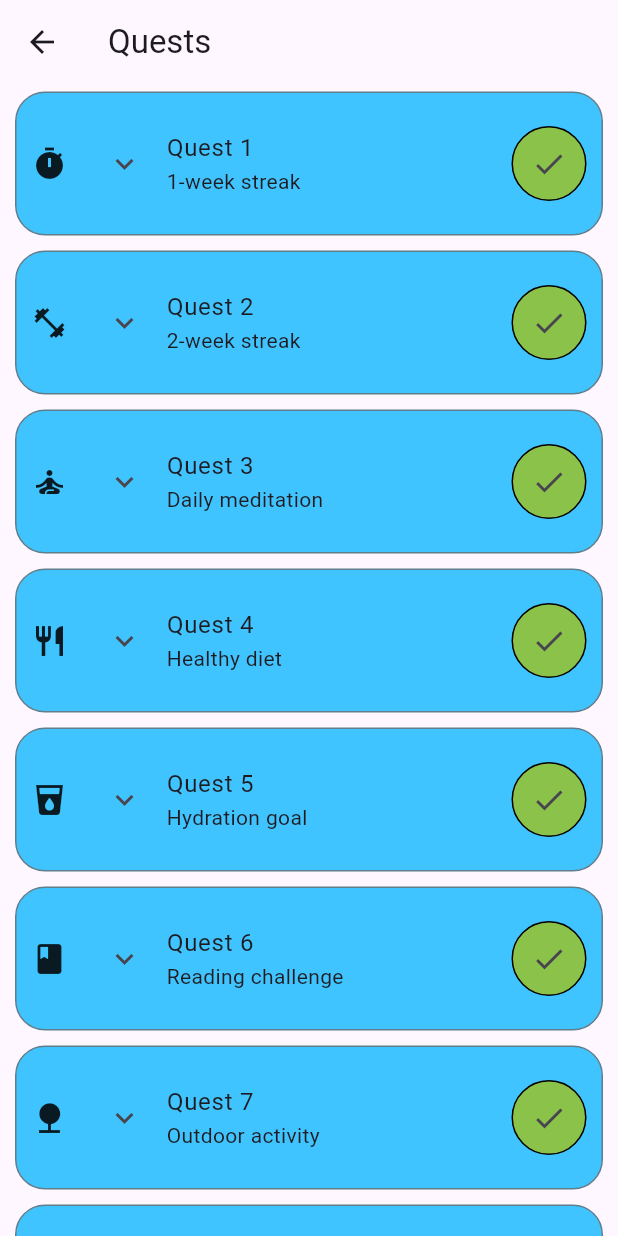
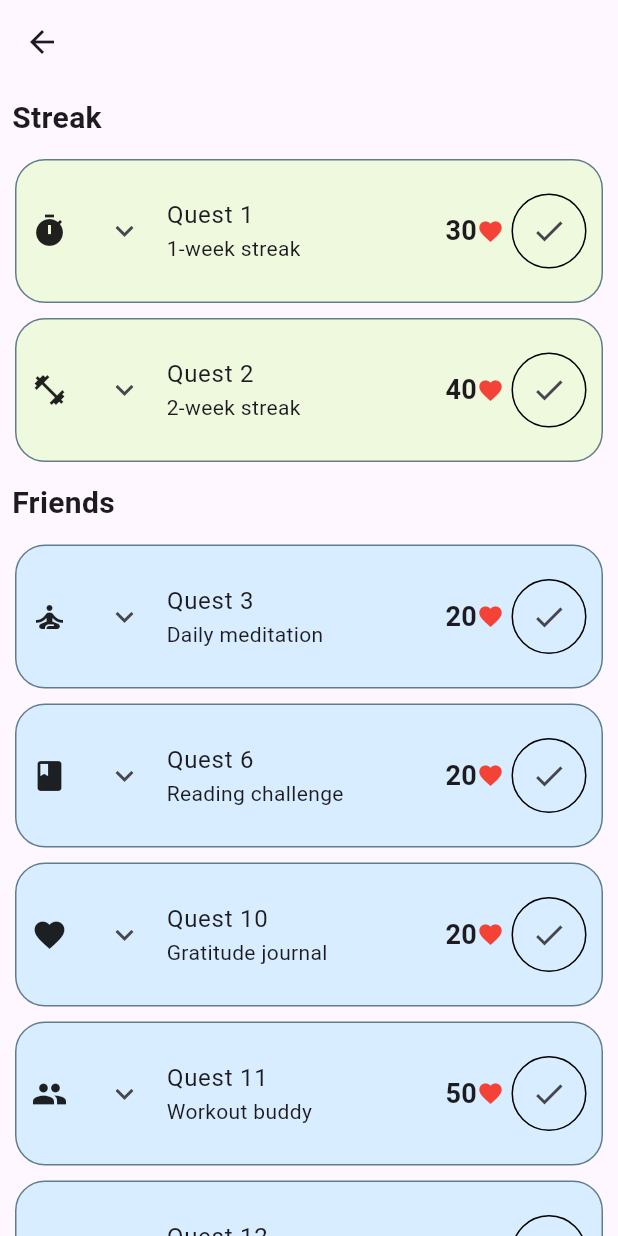
Before and after one commit to pedrotemtem/lifepulse, a Flutter app: the Quests screen opened directly, on a phone screen of 412 x 824 dp. Run offline on Flutter 3.47's test engine with Material 3 defaults, Android fonts, the phone set to English and light mode, and no system bars.

Commit message:
Added Groups, Heart indicators

```diff
--- a/lib/states/quests.dart
+++ b/lib/states/quests.dart
@@ -7,7 +7,6 @@ class Quests extends StatelessWidget {
   Widget build(BuildContext context) {
     return Scaffold(
       appBar: AppBar(
-        title: const Text('Quests'),
       ),
       body: const ExpansionTileExample(),
     );
@@ -23,17 +22,26 @@ class ExpansionTileExample extends StatefulWidget {
 
 class _ExpansionTileExampleState extends State<ExpansionTileExample> {
   final List<Map<String, dynamic>> _quests = [
-    {'title': 'Quest 1', 'subtitle': '1-week streak', 'description': 'Complete the 30 minute timer 7 days in a row!', 'icon': Icons.timer},
-    {'title': 'Quest 2', 'subtitle': '2-week streak', 'description': 'Complete 10 exercises in two weeks!', 'icon': Icons.fitness_center},
-    {'title': 'Quest 3', 'subtitle': 'Daily meditation', 'description': 'Meditate for 10 minutes each day for a week.', 'icon': Icons.self_improvement},
-    {'title': 'Quest 4', 'subtitle': 'Healthy diet', 'description': 'Eat at least 5 servings of vegetables daily for a week.', 'icon': Icons.restaurant},
-    {'title': 'Quest 5', 'subtitle': 'Hydration goal', 'description': 'Drink 8 glasses of water every day for a week.', 'icon': Icons.local_drink},
-    {'title': 'Quest 6', 'subtitle': 'Reading challenge', 'description': 'Read for at least 20 minutes each day for a week.', 'icon': Icons.book},
-    {'title': 'Quest 7', 'subtitle': 'Outdoor activity', 'description': 'Spend 30 minutes outside every day for a week.', 'icon': Icons.nature},
-    {'title': 'Quest 8', 'subtitle': 'Sleep goal', 'description': 'Get at least 7 hours of sleep every night for a week.', 'icon': Icons.bedtime},
-    {'title': 'Quest 9', 'subtitle': 'Digital detox', 'description': 'Limit screen time to 2 hours daily for a week.', 'icon': Icons.phonelink_erase},
-    {'title': 'Quest 10', 'subtitle': 'Gratitude journal', 'description': 'Write down three things you are grateful for each day for a week.', 'icon': Icons.favorite},
+    {'title': 'Quest 1', 'subtitle': '1-week streak', 'description': 'Complete the 30 minute timer 7 days in a row!', 'icon': Icons.timer, 'group': 'Streak', 'hearts': 30},
+    {'title': 'Quest 2', 'subtitle': '2-week streak', 'description': 'Complete 10 exercises in two weeks!', 'icon': Icons.fitness_center, 'group': 'Streak', 'hearts': 40},
+    {'title': 'Quest 3', 'subtitle': 'Daily meditation', 'description': 'Meditate for 10 minutes each day for a week.', 'icon': Icons.self_improvement, 'group': 'Friends', 'hearts': 20},
+    {'title': 'Quest 4', 'subtitle': 'Healthy diet', 'description': 'Eat at least 5 servings of vegetables daily for a week.', 'icon': Icons.restaurant, 'group': 'Health', 'hearts': 25},
+    {'title': 'Quest 5', 'subtitle': 'Hydration goal', 'description': 'Drink 8 glasses of water every day for a week.', 'icon': Icons.local_drink, 'group': 'Health', 'hearts': 15},
+    {'title': 'Quest 6', 'subtitle': 'Reading challenge', 'description': 'Read for at least 20 minutes each day for a week.', 'icon': Icons.book, 'group': 'Friends', 'hearts': 20},
+    {'title': 'Quest 7', 'subtitle': 'Outdoor activity', 'description': 'Spend 30 minutes outside every day for a week.', 'icon': Icons.nature, 'group': 'Health', 'hearts': 30},
+    {'title': 'Quest 8', 'subtitle': 'Sleep goal', 'description': 'Get at least 7 hours of sleep every night for a week.', 'icon': Icons.bedtime, 'group': 'Health', 'hearts': 35},
+    {'title': 'Quest 9', 'subtitle': 'Digital detox', 'description': 'Limit screen time to 2 hours daily for a week.', 'icon': Icons.phonelink_erase, 'group': 'Health', 'hearts': 25},
+    {'title': 'Quest 10', 'subtitle': 'Gratitude journal', 'description': 'Write down three things you are grateful for each day for a week.', 'icon': Icons.favorite, 'group': 'Friends', 'hearts': 20},
+    {'title': 'Quest 11', 'subtitle': 'Workout buddy', 'description': 'Exercise with a friend three times a week for a month.', 'icon': Icons.group, 'group': 'Friends', 'hearts': 50},
+    {'title': 'Quest 12', 'subtitle': 'Weekly meetup', 'description': 'Catch up with a friend over coffee once a week for a month.', 'icon': Icons.coffee, 'group': 'Friends', 'hearts': 30},
+    {'title': 'Quest 13', 'subtitle': 'Mindfulness practice', 'description': 'Practice mindfulness meditation for 15 minutes daily for two weeks.', 'icon': Icons.spa, 'group': 'Health', 'hearts': 40},
   ];
+
+  final Map<String, Color> _groupColors = {
+    'Streak': Colors.lightGreenAccent,
+    'Friends': Colors.lightBlueAccent,
+    'Health': Colors.orange,
+  };
 
   void _markAsDone(int index) {
     setState(() {
@@ -74,22 +82,45 @@ class _ExpansionTileExampleState extends State<ExpansionTileExample> {
 
   @override
   Widget build(BuildContext context) {
-    return ListView.builder(
-      itemCount: _quests.length,
-      itemBuilder: (context, index) {
-        final quest = _quests[index];
-        return _buildQuestTile(quest, index);
-      },
+    Map<String, List<Map<String, dynamic>>> groupedQuests = {};
+    for (var quest in _quests) {
+      if (!groupedQuests.containsKey(quest['group'])) {
+        groupedQuests[quest['group']] = [];
+      }
+      groupedQuests[quest['group']]!.add(quest);
+    }
+
+    return ListView(
+      children: groupedQuests.keys.map((group) {
+        return Column(
+          crossAxisAlignment: CrossAxisAlignment.start,
+          children: [
+            Padding(
+              padding: const EdgeInsets.all(8.0),
+              child: Text(
+                group,
+                style: const TextStyle(fontSize: 20, fontWeight: FontWeight.bold),
+              ),
+            ),
+            Column(
+              children: groupedQuests[group]!.map((quest) {
+                final index = _quests.indexOf(quest);
+                return _buildQuestTile(quest, index, _groupColors[group]!);
+              }).toList(),
+            )
+          ],
+        );
+      }).toList(),
     );
   }
 
-  Widget _buildQuestTile(Map<String, dynamic> quest, int index) {
+  Widget _buildQuestTile(Map<String, dynamic> quest, int index, Color color) {
     return Container(
       margin: const EdgeInsets.symmetric(vertical: 5, horizontal: 10),
       padding: const EdgeInsets.symmetric(vertical: 10, horizontal: 10),
       decoration: BoxDecoration(
+        color: color.withOpacity(0.2),
         border: Border.all(color: Colors.blueGrey),
-        color: Colors.lightBlueAccent,
         borderRadius: const BorderRadius.all(Radius.circular(20)),
       ),
       child: Row(
@@ -110,11 +141,25 @@ class _ExpansionTileExampleState extends State<ExpansionTileExample> {
             ),
           ),
           Padding(
-            padding: const EdgeInsets.only(left: 10),
-            child: Container(
+            padding: const EdgeInsets.only(left: 10, right: 5),
+            child: Row(
+              children: [
+                Text(
+                  '${quest['hearts']}',
+                  style: const TextStyle(fontSize: 18, fontWeight: FontWeight.bold),
+                ),
+                const Icon(
+                  Icons.favorite,
+                  color: Colors.red,
+                  size: 18,
+                ),
+              ],
+            ),
+          ),
+          Container(
             decoration: BoxDecoration(
               shape: BoxShape.circle,
-                color: Colors.lightGreen,
+              color: Colors.transparent,
               border: Border.all(color: Colors.black),
             ),
             child: IconButton(
@@ -127,7 +172,6 @@ class _ExpansionTileExampleState extends State<ExpansionTileExample> {
               },
             ),
           ),
-          ),
         ],
       ),
     );
```
Lines whose indentation alone changed are shown as unchanged.
